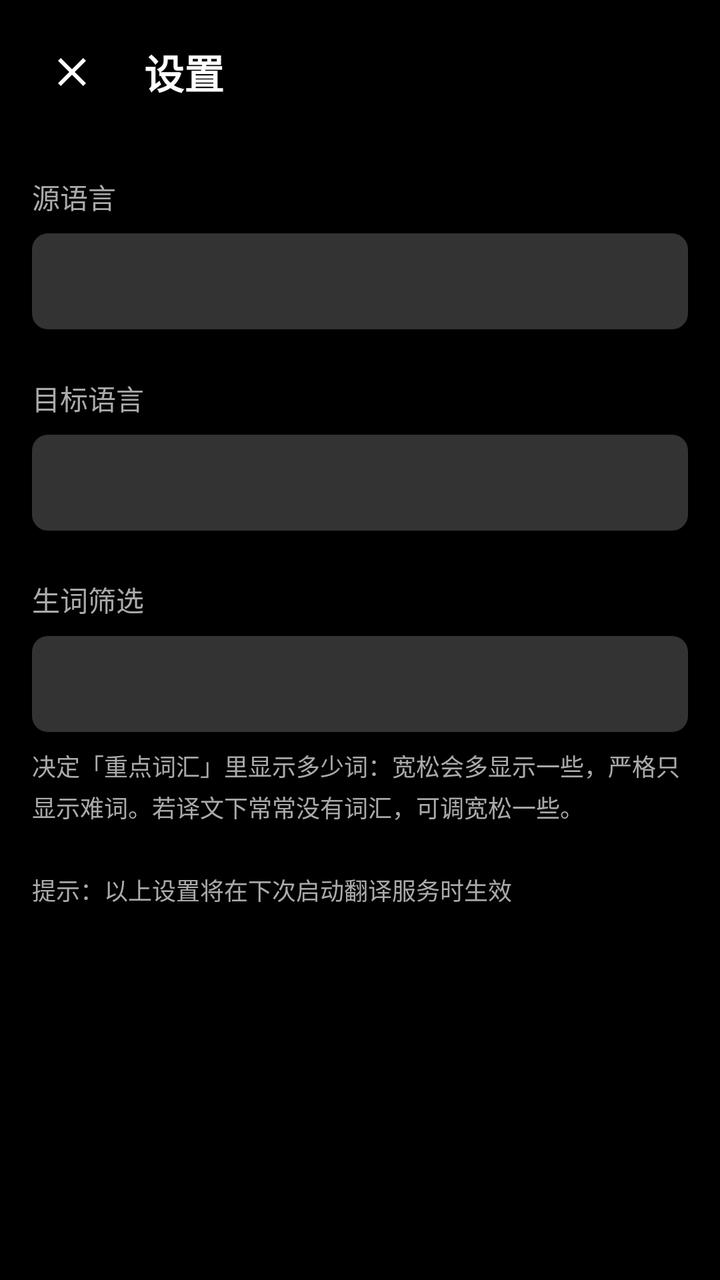
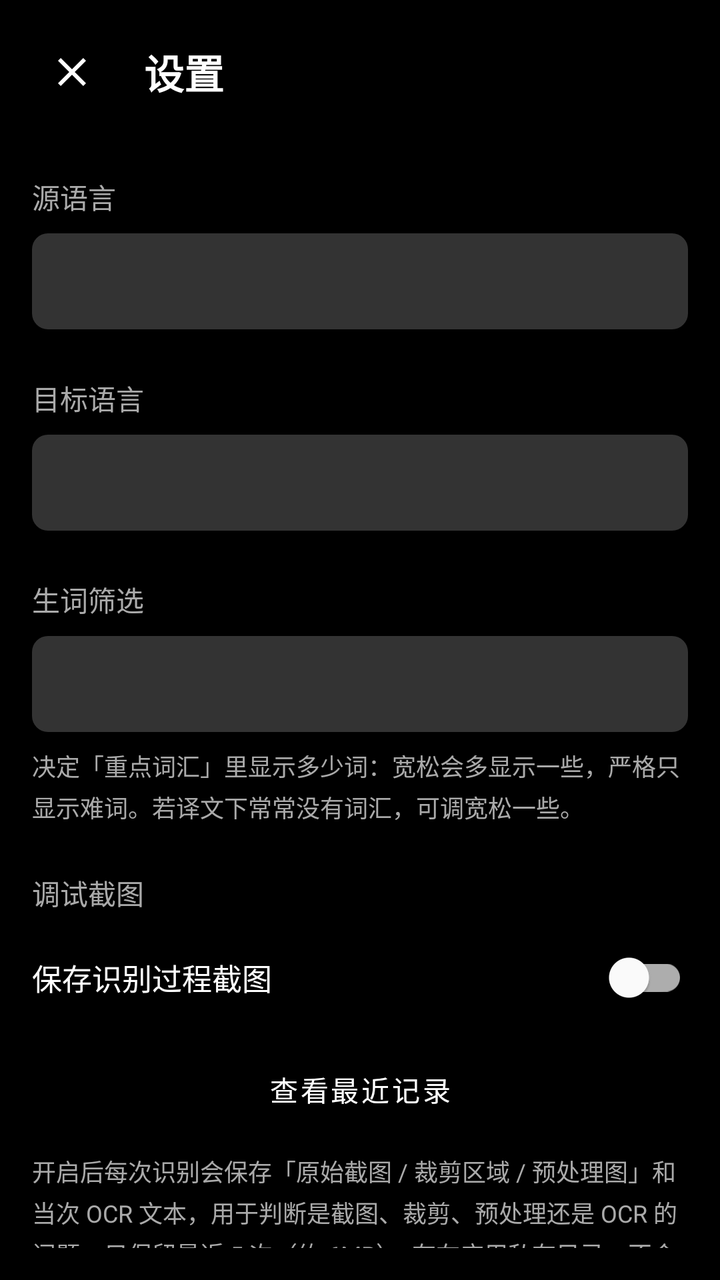

Screens rendered from an Android XML layout before and after an edit, with the pre-edit source and the edit as a unified diff.
<!-- AndroidManifest.xml: application theme Theme.SubtitleTranslator -->
<!-- res/layout/activity_settings.xml -->
<?xml version="1.0" encoding="utf-8"?>
<LinearLayout xmlns:android="http://schemas.android.com/apk/res/android"
    android:layout_width="match_parent"
    android:layout_height="match_parent"
    android:orientation="vertical"
    android:background="@android:color/background_dark">

    
    <LinearLayout
        android:layout_width="match_parent"
        android:layout_height="wrap_content"
        android:orientation="horizontal"
        android:gravity="center_vertical"
        android:padding="16dp">

        <ImageButton
            android:id="@+id/btnBack"
            android:layout_width="40dp"
            android:layout_height="40dp"
            android:background="?attr/selectableItemBackgroundBorderless"
            android:src="@drawable/ic_close"
            android:contentDescription="返回" />

        <TextView
            android:layout_width="0dp"
            android:layout_height="wrap_content"
            android:layout_weight="1"
            android:layout_marginStart="16dp"
            android:text="设置"
            android:textSize="20sp"
            android:textStyle="bold"
            android:textColor="@android:color/white" />
    </LinearLayout>

    <LinearLayout
        android:layout_width="match_parent"
        android:layout_height="wrap_content"
        android:orientation="vertical"
        android:padding="16dp">

        <TextView
            android:layout_width="wrap_content"
            android:layout_height="wrap_content"
            android:text="源语言"
            android:textSize="14sp"
            android:textColor="@android:color/darker_gray" />

        <Spinner
            android:id="@+id/spinnerSource"
            android:layout_width="match_parent"
            android:layout_height="48dp"
            android:layout_marginTop="8dp"
            android:background="@drawable/bg_word_item" />

        <TextView
            android:layout_width="wrap_content"
            android:layout_height="wrap_content"
            android:layout_marginTop="24dp"
            android:text="目标语言"
            android:textSize="14sp"
            android:textColor="@android:color/darker_gray" />

        <Spinner
            android:id="@+id/spinnerTarget"
            android:layout_width="match_parent"
            android:layout_height="48dp"
            android:layout_marginTop="8dp"
            android:background="@drawable/bg_word_item" />

        <TextView
            android:layout_width="wrap_content"
            android:layout_height="wrap_content"
            android:layout_marginTop="24dp"
            android:text="生词筛选"
            android:textSize="14sp"
            android:textColor="@android:color/darker_gray" />

        <Spinner
            android:id="@+id/spinnerDifficulty"
            android:layout_width="match_parent"
            android:layout_height="48dp"
            android:layout_marginTop="8dp"
            android:background="@drawable/bg_word_item" />

        <TextView
            android:layout_width="wrap_content"
            android:layout_height="wrap_content"
            android:layout_marginTop="8dp"
            android:text="决定「重点词汇」里显示多少词：宽松会多显示一些，严格只显示难词。若译文下常常没有词汇，可调宽松一些。"
            android:textSize="12sp"
            android:textColor="@android:color/darker_gray"
            android:lineSpacingMultiplier="1.2" />

        <TextView
            android:layout_width="wrap_content"
            android:layout_height="wrap_content"
            android:layout_marginTop="24dp"
            android:text="提示：以上设置将在下次启动翻译服务时生效"
            android:textSize="12sp"
            android:textColor="@android:color/darker_gray" />
    </LinearLayout>

</LinearLayout>
<!-- resources referenced by this layout -->
<resources>
  <!-- drawable bg_word_item (drawable) -->
  <?xml version="1.0" encoding="utf-8"?>
  <shape xmlns:android="http://schemas.android.com/apk/res/android"
      android:shape="rectangle">
      <solid android:color="#33FFFFFF" />
      <corners android:radius="8dp" />
  </shape>
  <!-- drawable ic_close (drawable) -->
  <?xml version="1.0" encoding="utf-8"?>
  <vector xmlns:android="http://schemas.android.com/apk/res/android"
      android:width="24dp"
      android:height="24dp"
      android:viewportWidth="24"
      android:viewportHeight="24"
      android:tint="@android:color/white">
      <path
          android:fillColor="@android:color/white"
          android:pathData="M19,6.41L17.59,5 12,10.59 6.41,5 5,6.41 10.59,12 5,17.59 6.41,19 12,13.41 17.59,19 19,17.59 13.41,12z"/>
  </vector>
  <style name="Theme.SubtitleTranslator" parent="Theme.MaterialComponents.DayNight.NoActionBar">
          
          <item name="colorPrimary">@color/purple_500</item>
          <item name="colorPrimaryVariant">@color/purple_700</item>
          <item name="colorOnPrimary">@color/white</item>
          
          <item name="colorSecondary">@color/teal_200</item>
          <item name="colorSecondaryVariant">@color/teal_700</item>
          <item name="colorOnSecondary">@color/black</item>
          
          <item name="android:statusBarColor">?attr/colorPrimaryVariant</item>
      </style>
  <color name="purple_500">#FF6200EE</color>
  <color name="purple_700">#FF3700B3</color>
  <color name="white">#FFFFFFFF</color>
  <color name="teal_200">#FF03DAC5</color>
  <color name="teal_700">#FF018786</color>
  <color name="black">#FF000000</color>
</resources>

<!-- the commit's change to res/layout/activity_settings.xml (unified diff, before → after) -->
@@ -95,7 +95,42 @@
             android:layout_width="wrap_content"
             android:layout_height="wrap_content"
             android:layout_marginTop="24dp"
-            android:text="提示：以上设置将在下次启动翻译服务时生效"
+            android:text="调试截图"
+            android:textSize="14sp"
+            android:textColor="@android:color/darker_gray" />
+
+        <com.google.android.material.switchmaterial.SwitchMaterial
+            android:id="@+id/switchDebugCapture"
+            android:layout_width="match_parent"
+            android:layout_height="wrap_content"
+            android:layout_marginTop="8dp"
+            android:text="保存识别过程截图"
+            android:textColor="@android:color/white"
+            android:textSize="15sp" />
+
+        <Button
+            android:id="@+id/btnViewDebugCaptures"
+            style="?attr/materialButtonOutlinedStyle"
+            android:layout_width="match_parent"
+            android:layout_height="wrap_content"
+            android:layout_marginTop="8dp"
+            android:text="查看最近记录"
+            android:textColor="@android:color/white" />
+
+        <TextView
+            android:layout_width="wrap_content"
+            android:layout_height="wrap_content"
+            android:layout_marginTop="8dp"
+            android:text="开启后每次识别会保存「原始截图 / 裁剪区域 / 预处理图」和当次 OCR 文本，用于判断是截图、裁剪、预处理还是 OCR 的问题。只保留最近 5 次（约 6MB），存在应用私有目录，不会出现在相册里。"
+            android:textSize="12sp"
+            android:textColor="@android:color/darker_gray"
+            android:lineSpacingMultiplier="1.2" />
+
+        <TextView
+            android:layout_width="wrap_content"
+            android:layout_height="wrap_content"
+            android:layout_marginTop="24dp"
+            android:text="提示：语言与生词筛选设置在下次启动翻译服务时生效；调试截图开关立即生效"
             android:textSize="12sp"
             android:textColor="@android:color/darker_gray" />
     </LinearLayout>
